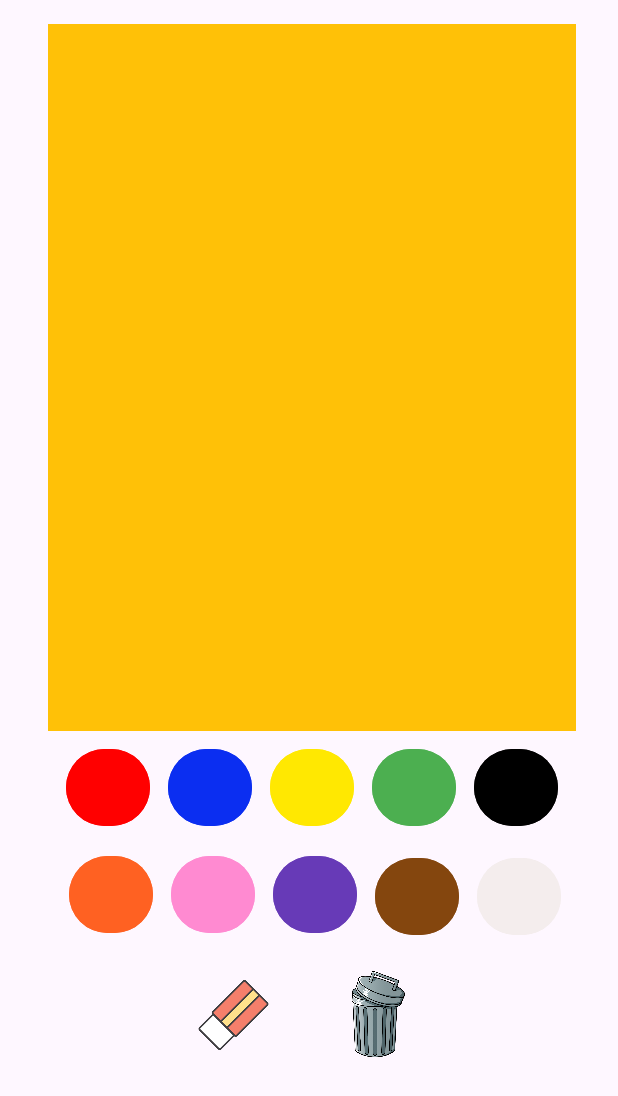
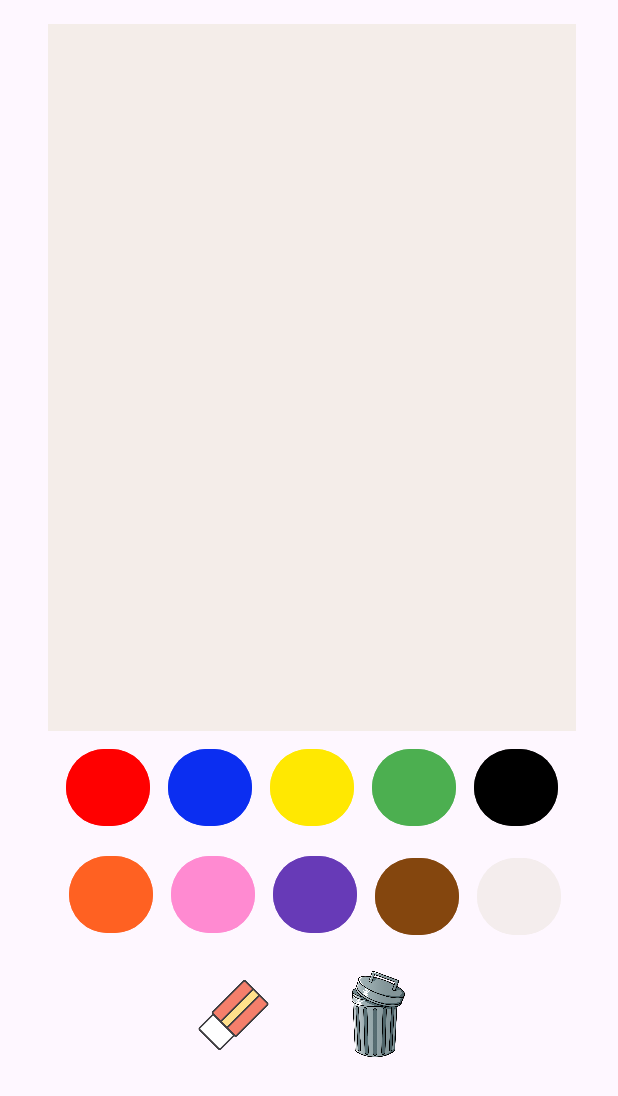
Before and after one commit to shakedbelinkov/CanvasExample2, an Android app: the screen it shows after launch (MainActivity), on a phone screen of 412 x 824 dp. Shown: the top 1096 px of the screen. Run offline under Robolectric (Android 15) with nearby library versions, the phone set to English and light mode, and no system bars.

```diff
--- a/app/src/main/java/com/example/canvasexample2/MyCanvasView.java
+++ b/app/src/main/java/com/example/canvasexample2/MyCanvasView.java
@@ -34,7 +34,7 @@ public class MyCanvasView extends View {
     {
         super(context,attributeSet);
         this.mExtraBitmap = mExtraBitmap;
-        mBackgroundColor = ResourcesCompat.getColor(getResources(),R.color.opaque_yellow, null);
+        mBackgroundColor = ResourcesCompat.getColor(getResources(),R.color.white_board, null);
         mDrawColor = ResourcesCompat.getColor(getResources(),R.color.opaque_orange, null);
 
         mPath = new Path();
@@ -50,7 +50,7 @@ public class MyCanvasView extends View {
     public MyCanvasView(Context context, AttributeSet attributeSet, Bitmap mExtraBitmap) {
         super(context);
         this.mExtraBitmap = mExtraBitmap;
-        mBackgroundColor = ResourcesCompat.getColor(getResources(),R.color.opaque_yellow, null);
+        mBackgroundColor = ResourcesCompat.getColor(getResources(),R.color.white_board, null);
         mDrawColor = ResourcesCompat.getColor(getResources(),R.color.opaque_orange, null);
 
         mPath = new Path();
--- a/app/src/main/res/values/colors.xml
+++ b/app/src/main/res/values/colors.xml
@@ -3,9 +3,5 @@
     <color name="black">#FF000000</color>
     <color name="white">#FFFFFFFF</color>
     <color name="opaque_orange">#FF5722</color>
-    <color name="opaque_yellow">#FFC107</color>
-    <color name="Red">#ff0000</color>
-    <color name="Blue">#0055ff</color>
-    <color name="Yellow">#ffff00</color>
-    <color name="Green">#02c709</color>
+    <color name="white_board">#F4EDE9</color>
 </resources>
```
